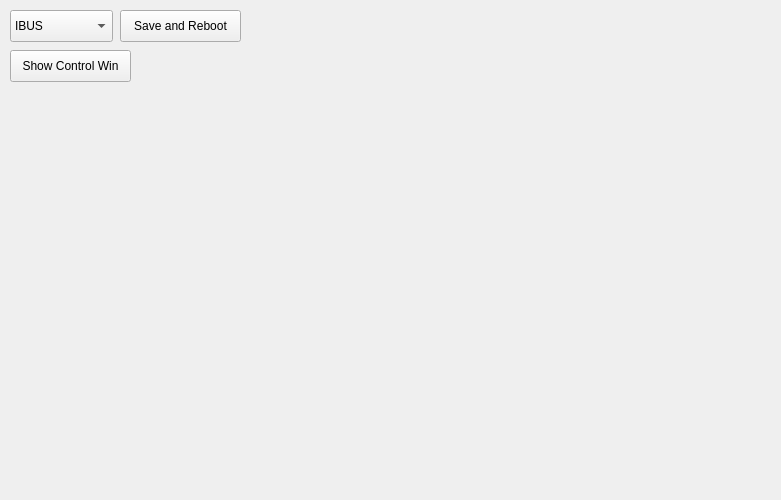
This is Widgets/rcform.ui in hegoku/DroneControlCenter as Qt 5 draws it before an edit. The edited form follows.
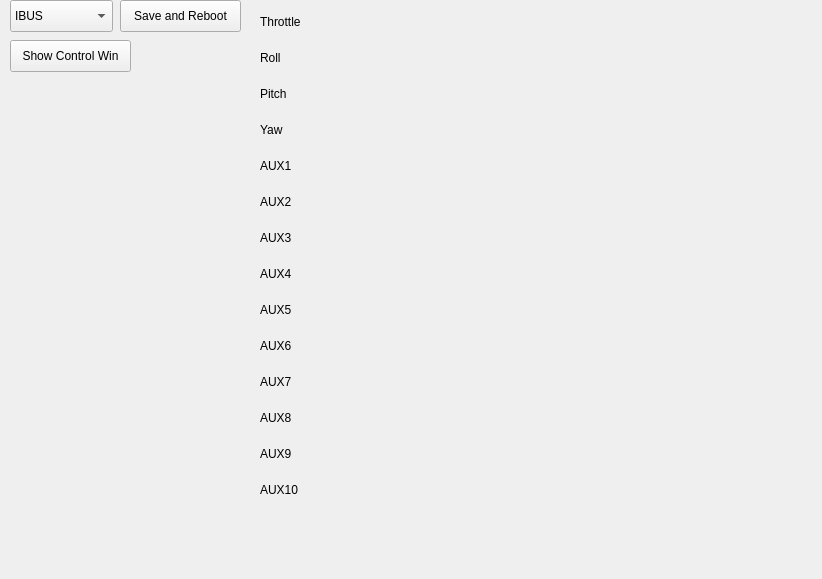
This is the edited form. Custom widgets are drawn as their Qt base class.

Commit message: rc channel bar

The edit to the form file:
```diff
--- a/Widgets/rcform.ui
+++ b/Widgets/rcform.ui
@@ -6,8 +6,8 @@
    <rect>
     <x>0</x>
     <y>0</y>
-    <width>781</width>
-    <height>500</height>
+    <width>822</width>
+    <height>579</height>
    </rect>
   </property>
   <property name="windowTitle">
@@ -17,7 +17,7 @@
    <property name="geometry">
     <rect>
      <x>10</x>
-     <y>10</y>
+     <y>0</y>
      <width>103</width>
      <height>32</height>
     </rect>
@@ -37,7 +37,7 @@
    <property name="geometry">
     <rect>
      <x>120</x>
-     <y>10</y>
+     <y>0</y>
      <width>121</width>
      <height>32</height>
     </rect>
@@ -50,7 +50,7 @@
    <property name="geometry">
     <rect>
      <x>10</x>
-     <y>50</y>
+     <y>40</y>
      <width>121</width>
      <height>32</height>
     </rect>
@@ -59,7 +59,265 @@
     <string>Show Control Win</string>
    </property>
   </widget>
+  <widget class="QWidget" name="formLayoutWidget">
+   <property name="geometry">
+    <rect>
+     <x>260</x>
+     <y>10</y>
+     <width>558</width>
+     <height>561</height>
+    </rect>
+   </property>
+   <layout class="QFormLayout" name="formLayout_2">
+    <item row="1" column="0">
+     <widget class="QLabel" name="label_2">
+      <property name="text">
+       <string>Roll</string>
+      </property>
+     </widget>
+    </item>
+    <item row="1" column="1">
+     <widget class="RCChannelBar" name="roll_bar" native="true">
+      <property name="minimumSize">
+       <size>
+        <width>400</width>
+        <height>30</height>
+       </size>
+      </property>
+     </widget>
+    </item>
+    <item row="0" column="1">
+     <widget class="RCChannelBar" name="throttle_bar" native="true">
+      <property name="minimumSize">
+       <size>
+        <width>400</width>
+        <height>30</height>
+       </size>
+      </property>
+     </widget>
+    </item>
+    <item row="0" column="0">
+     <widget class="QLabel" name="label">
+      <property name="text">
+       <string>Throttle</string>
+      </property>
+     </widget>
+    </item>
+    <item row="2" column="0">
+     <widget class="QLabel" name="label_3">
+      <property name="text">
+       <string>Pitch</string>
+      </property>
+     </widget>
+    </item>
+    <item row="3" column="0">
+     <widget class="QLabel" name="label_4">
+      <property name="text">
+       <string>Yaw</string>
+      </property>
+     </widget>
+    </item>
+    <item row="4" column="0">
+     <widget class="QLabel" name="label_5">
+      <property name="text">
+       <string>AUX1</string>
+      </property>
+     </widget>
+    </item>
+    <item row="2" column="1">
+     <widget class="RCChannelBar" name="pitch_bar" native="true">
+      <property name="minimumSize">
+       <size>
+        <width>400</width>
+        <height>30</height>
+       </size>
+      </property>
+     </widget>
+    </item>
+    <item row="3" column="1">
+     <widget class="RCChannelBar" name="yaw_bar" native="true">
+      <property name="minimumSize">
+       <size>
+        <width>400</width>
+        <height>30</height>
+       </size>
+      </property>
+     </widget>
+    </item>
+    <item row="4" column="1">
+     <widget class="RCChannelBar" name="aux1_bar" native="true">
+      <property name="minimumSize">
+       <size>
+        <width>400</width>
+        <height>30</height>
+       </size>
+      </property>
+     </widget>
+    </item>
+    <item row="5" column="0">
+     <widget class="QLabel" name="label_6">
+      <property name="text">
+       <string>AUX2</string>
+      </property>
+     </widget>
+    </item>
+    <item row="6" column="0">
+     <widget class="QLabel" name="label_7">
+      <property name="text">
+       <string>AUX3</string>
+      </property>
+     </widget>
+    </item>
+    <item row="7" column="0">
+     <widget class="QLabel" name="label_8">
+      <property name="text">
+       <string>AUX4</string>
+      </property>
+     </widget>
+    </item>
+    <item row="8" column="0">
+     <widget class="QLabel" name="label_9">
+      <property name="text">
+       <string>AUX5</string>
+      </property>
+     </widget>
+    </item>
+    <item row="9" column="0">
+     <widget class="QLabel" name="label_10">
+      <property name="text">
+       <string>AUX6</string>
+      </property>
+     </widget>
+    </item>
+    <item row="10" column="0">
+     <widget class="QLabel" name="label_11">
+      <property name="text">
+       <string>AUX7</string>
+      </property>
+     </widget>
+    </item>
+    <item row="11" column="0">
+     <widget class="QLabel" name="label_12">
+      <property name="text">
+       <string>AUX8</string>
+      </property>
+     </widget>
+    </item>
+    <item row="12" column="0">
+     <widget class="QLabel" name="label_13">
+      <property name="text">
+       <string>AUX9</string>
+      </property>
+     </widget>
+    </item>
+    <item row="13" column="0">
+     <widget class="QLabel" name="label_14">
+      <property name="text">
+       <string>AUX10</string>
+      </property>
+     </widget>
+    </item>
+    <item row="5" column="1">
+     <widget class="RCChannelBar" name="aux2_bar" native="true">
+      <property name="minimumSize">
+       <size>
+        <width>400</width>
+        <height>30</height>
+       </size>
+      </property>
+     </widget>
+    </item>
+    <item row="6" column="1">
+     <widget class="RCChannelBar" name="aux3_bar" native="true">
+      <property name="minimumSize">
+       <size>
+        <width>400</width>
+        <height>30</height>
+       </size>
+      </property>
+     </widget>
+    </item>
+    <item row="7" column="1">
+     <widget class="RCChannelBar" name="aux4_bar" native="true">
+      <property name="minimumSize">
+       <size>
+        <width>400</width>
+        <height>30</height>
+       </size>
+      </property>
+     </widget>
+    </item>
+    <item row="8" column="1">
+     <widget class="RCChannelBar" name="aux5_bar" native="true">
+      <property name="minimumSize">
+       <size>
+        <width>400</width>
+        <height>30</height>
+       </size>
+      </property>
+     </widget>
+    </item>
+    <item row="9" column="1">
+     <widget class="RCChannelBar" name="aux6_bar" native="true">
+      <property name="minimumSize">
+       <size>
+        <width>400</width>
+        <height>30</height>
+       </size>
+      </property>
+     </widget>
+    </item>
+    <item row="10" column="1">
+     <widget class="RCChannelBar" name="aux7_bar" native="true">
+      <property name="minimumSize">
+       <size>
+        <width>400</width>
+        <height>30</height>
+       </size>
+      </property>
+     </widget>
+    </item>
+    <item row="11" column="1">
+     <widget class="RCChannelBar" name="aux8_bar" native="true">
+      <property name="minimumSize">
+       <size>
+        <width>400</width>
+        <height>30</height>
+       </size>
+      </property>
+     </widget>
+    </item>
+    <item row="12" column="1">
+     <widget class="RCChannelBar" name="aux9_bar" native="true">
+      <property name="minimumSize">
+       <size>
+        <width>400</width>
+        <height>30</height>
+       </size>
+      </property>
+     </widget>
+    </item>
+    <item row="13" column="1">
+     <widget class="RCChannelBar" name="aux10_bar" native="true">
+      <property name="minimumSize">
+       <size>
+        <width>400</width>
+        <height>30</height>
+       </size>
+      </property>
+     </widget>
+    </item>
+   </layout>
+  </widget>
  </widget>
+ <customwidgets>
+  <customwidget>
+   <class>RCChannelBar</class>
+   <extends>QWidget</extends>
+   <header>Widgets/rcchannelbar.h</header>
+   <container>1</container>
+  </customwidget>
+ </customwidgets>
  <resources/>
  <connections/>
 </ui>
```
The commit also changes 15 other files.
